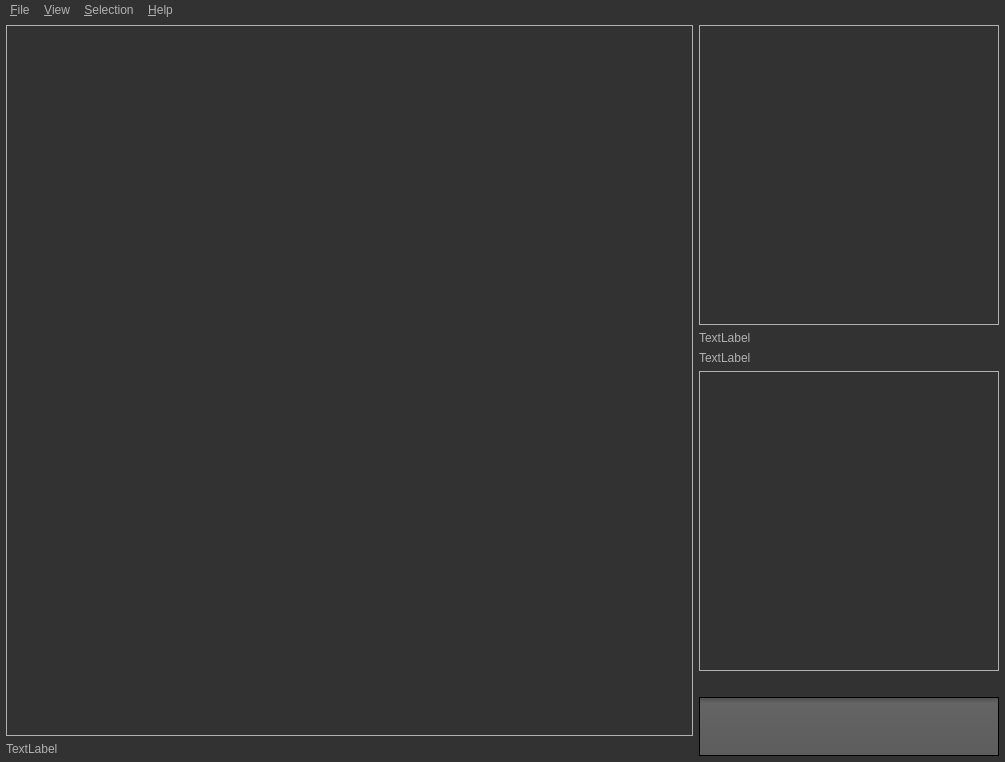
micmacIGN/micmac, file src/saisieQT/mainwindow.ui: the form before one commit.
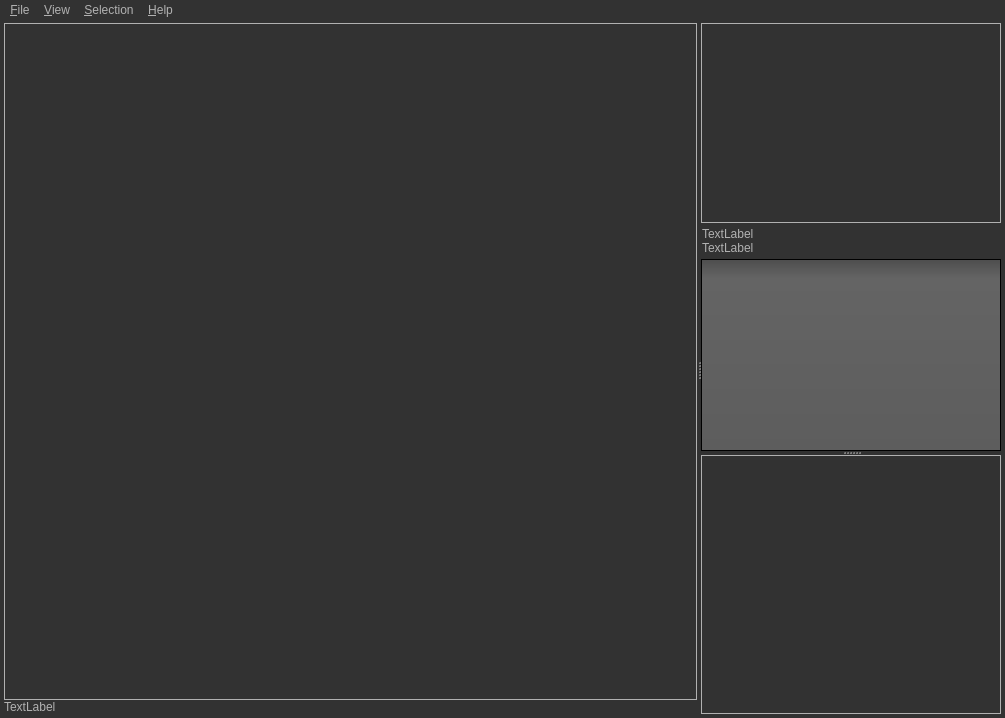
The form after the commit. Icons and pictures are not drawn.

```diff
--- a/src/saisieQT/mainwindow.ui
+++ b/src/saisieQT/mainwindow.ui
@@ -7,7 +7,7 @@
     <x>0</x>
     <y>0</y>
     <width>1005</width>
-    <height>762</height>
+    <height>718</height>
    </rect>
   </property>
   <property name="acceptDrops">
@@ -47,6 +47,12 @@
     background-color: QLinearGradient( x1: 0, y1: 0, x2: 0, y2: 1, stop: 0 #ffa02f, stop: 1 #d7801a);
 }
 
+QTreeView:item:hover
+{
+    background-color: #ffa02f;
+    color: #000000;
+}
+
 QFrame[frameShape=&quot;1&quot;]
 {
 	border: 1px solid #707070;
@@ -505,23 +511,67 @@
   <widget class="QWidget" name="centralWidget">
    <layout class="QHBoxLayout" name="horizontalLayout">
     <property name="leftMargin">
-     <number>6</number>
+     <number>4</number>
     </property>
     <property name="topMargin">
-     <number>6</number>
+     <number>4</number>
     </property>
     <property name="rightMargin">
-     <number>6</number>
+     <number>4</number>
     </property>
     <property name="bottomMargin">
-     <number>6</number>
+     <number>4</number>
     </property>
     <item>
-     <layout class="QVBoxLayout" name="verticalLayout_2">
+     <widget class="QSplitter" name="splitter_GLWid_Tools">
+      <property name="sizePolicy">
+       <sizepolicy hsizetype="Expanding" vsizetype="Preferred">
+        <horstretch>0</horstretch>
+        <verstretch>0</verstretch>
+       </sizepolicy>
+      </property>
+      <property name="orientation">
+       <enum>Qt::Horizontal</enum>
+      </property>
+      <property name="opaqueResize">
+       <bool>false</bool>
+      </property>
+      <property name="childrenCollapsible">
+       <bool>true</bool>
+      </property>
+      <widget class="QFrame" name="frame_GLWidgets">
+       <property name="sizePolicy">
+        <sizepolicy hsizetype="Preferred" vsizetype="Preferred">
+         <horstretch>1</horstretch>
+         <verstretch>0</verstretch>
+        </sizepolicy>
+       </property>
+       <property name="frameShape">
+        <enum>QFrame::NoFrame</enum>
+       </property>
+       <property name="frameShadow">
+        <enum>QFrame::Raised</enum>
+       </property>
+       <layout class="QVBoxLayout" name="verticalLayout_3">
+        <property name="spacing">
+         <number>0</number>
+        </property>
+        <property name="leftMargin">
+         <number>0</number>
+        </property>
+        <property name="topMargin">
+         <number>0</number>
+        </property>
+        <property name="rightMargin">
+         <number>0</number>
+        </property>
+        <property name="bottomMargin">
+         <number>0</number>
+        </property>
       <item>
-       <widget class="QFrame" name="OpenglLayout">
+         <widget class="QFrame" name="QFrame_OpenglLayout">
         <property name="sizePolicy">
-         <sizepolicy hsizetype="Expanding" vsizetype="Expanding">
+           <sizepolicy hsizetype="Preferred" vsizetype="Preferred">
           <horstretch>0</horstretch>
           <verstretch>0</verstretch>
          </sizepolicy>
@@ -545,27 +595,85 @@
       </item>
       <item>
        <widget class="QLabel" name="label_ImagePosition_2">
+          <property name="sizePolicy">
+           <sizepolicy hsizetype="Minimum" vsizetype="Fixed">
+            <horstretch>0</horstretch>
+            <verstretch>0</verstretch>
+           </sizepolicy>
+          </property>
+          <property name="minimumSize">
+           <size>
+            <width>150</width>
+            <height>0</height>
+           </size>
+          </property>
         <property name="text">
          <string>TextLabel</string>
         </property>
        </widget>
       </item>
      </layout>
-    </item>
+      </widget>
+      <widget class="QSplitter" name="splitter_Tools">
+       <property name="sizePolicy">
+        <sizepolicy hsizetype="Preferred" vsizetype="Expanding">
+         <horstretch>0</horstretch>
+         <verstretch>0</verstretch>
+        </sizepolicy>
+       </property>
+       <property name="midLineWidth">
+        <number>0</number>
+       </property>
+       <property name="orientation">
+        <enum>Qt::Vertical</enum>
+       </property>
+       <widget class="QFrame" name="QFrame_Tools">
+        <property name="sizePolicy">
+         <sizepolicy hsizetype="Preferred" vsizetype="Preferred">
+          <horstretch>0</horstretch>
+          <verstretch>0</verstretch>
+         </sizepolicy>
+        </property>
+        <property name="frameShape">
+         <enum>QFrame::NoFrame</enum>
+        </property>
+        <property name="frameShadow">
+         <enum>QFrame::Raised</enum>
+        </property>
+        <layout class="QVBoxLayout" name="verticalLayout_4">
+         <property name="spacing">
+          <number>2</number>
+         </property>
+         <property name="leftMargin">
+          <number>0</number>
+         </property>
+         <property name="topMargin">
+          <number>0</number>
+         </property>
+         <property name="rightMargin">
+          <number>0</number>
+         </property>
+         <property name="bottomMargin">
+          <number>0</number>
+         </property>
     <item>
-     <layout class="QVBoxLayout" name="verticalLayout">
-      <item>
-       <widget class="QFrame" name="zoomLayout">
+          <widget class="QFrame" name="QFrame_zoom">
+           <property name="sizePolicy">
+            <sizepolicy hsizetype="Preferred" vsizetype="Preferred">
+             <horstretch>0</horstretch>
+             <verstretch>0</verstretch>
+            </sizepolicy>
+           </property>
         <property name="minimumSize">
          <size>
           <width>300</width>
-          <height>300</height>
+             <height>200</height>
          </size>
         </property>
         <property name="maximumSize">
          <size>
-          <width>300</width>
-          <height>300</height>
+             <width>16777215</width>
+             <height>16777215</height>
          </size>
         </property>
         <property name="baseSize">
@@ -582,26 +690,99 @@
         </property>
        </widget>
       </item>
+         <item>
+          <widget class="QFrame" name="frame">
+           <property name="frameShape">
+            <enum>QFrame::NoFrame</enum>
+           </property>
+           <property name="frameShadow">
+            <enum>QFrame::Plain</enum>
+           </property>
+           <layout class="QVBoxLayout" name="verticalLayout">
+            <property name="spacing">
+             <number>0</number>
+            </property>
+            <property name="leftMargin">
+             <number>1</number>
+            </property>
+            <property name="topMargin">
+             <number>2</number>
+            </property>
+            <property name="rightMargin">
+             <number>0</number>
+            </property>
+            <property name="bottomMargin">
+             <number>2</number>
+            </property>
       <item>
        <widget class="QLabel" name="label_ImageName">
+              <property name="sizePolicy">
+               <sizepolicy hsizetype="Minimum" vsizetype="Fixed">
+                <horstretch>0</horstretch>
+                <verstretch>1</verstretch>
+               </sizepolicy>
+              </property>
+              <property name="minimumSize">
+               <size>
+                <width>100</width>
+                <height>0</height>
+               </size>
+              </property>
+              <property name="frameShape">
+               <enum>QFrame::NoFrame</enum>
+              </property>
         <property name="text">
          <string>TextLabel</string>
         </property>
+              <property name="textFormat">
+               <enum>Qt::AutoText</enum>
+              </property>
+              <property name="wordWrap">
+               <bool>false</bool>
+              </property>
        </widget>
       </item>
       <item>
        <widget class="QLabel" name="label_ImagePosition_1">
+              <property name="sizePolicy">
+               <sizepolicy hsizetype="Minimum" vsizetype="Fixed">
+                <horstretch>0</horstretch>
+                <verstretch>1</verstretch>
+               </sizepolicy>
+              </property>
+              <property name="minimumSize">
+               <size>
+                <width>100</width>
+                <height>0</height>
+               </size>
+              </property>
         <property name="text">
          <string>TextLabel</string>
         </property>
+              <property name="wordWrap">
+               <bool>false</bool>
+              </property>
+             </widget>
+            </item>
+           </layout>
        </widget>
       </item>
       <item>
-       <widget class="QFrame" name="frame3D">
+          <widget class="QTreeView" name="treeView"/>
+         </item>
+        </layout>
+       </widget>
+       <widget class="QFrame" name="frame_preview3D">
+        <property name="sizePolicy">
+         <sizepolicy hsizetype="Preferred" vsizetype="Preferred">
+          <horstretch>0</horstretch>
+          <verstretch>20</verstretch>
+         </sizepolicy>
+        </property>
         <property name="minimumSize">
          <size>
-          <width>300</width>
-          <height>300</height>
+          <width>0</width>
+          <height>0</height>
          </size>
         </property>
         <property name="frameShape">
@@ -611,44 +792,8 @@
          <enum>QFrame::Plain</enum>
         </property>
        </widget>
-      </item>
-      <item>
-       <widget class="QLabel" name="label">
-        <property name="text">
-         <string/>
-        </property>
-       </widget>
-      </item>
-      <item>
-       <widget class="QTreeView" name="treeView">
-        <property name="sizePolicy">
-         <sizepolicy hsizetype="Preferred" vsizetype="Expanding">
-          <horstretch>0</horstretch>
-          <verstretch>0</verstretch>
-         </sizepolicy>
-        </property>
-        <property name="minimumSize">
-         <size>
-          <width>300</width>
-          <height>0</height>
-         </size>
-        </property>
-       </widget>
-      </item>
-      <item>
-       <spacer name="verticalSpacer">
-        <property name="orientation">
-         <enum>Qt::Vertical</enum>
-        </property>
-        <property name="sizeHint" stdset="0">
-         <size>
-          <width>20</width>
-          <height>40</height>
-         </size>
-        </property>
-       </spacer>
-      </item>
-     </layout>
+      </widget>
+     </widget>
     </item>
    </layout>
   </widget>
```
Left out of the diff: 4 changed lines with no effect on the pictures. Lines whose indentation alone changed are shown as unchanged.
